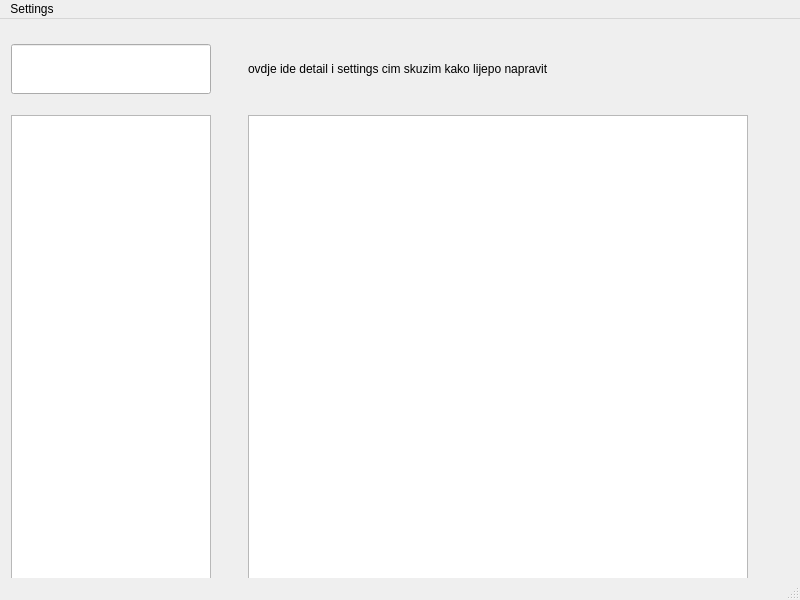
Above: UI/chatScreen.ui from zemo0/ChatApp-Python-DesktopApp before the change. Below: the same form after it.
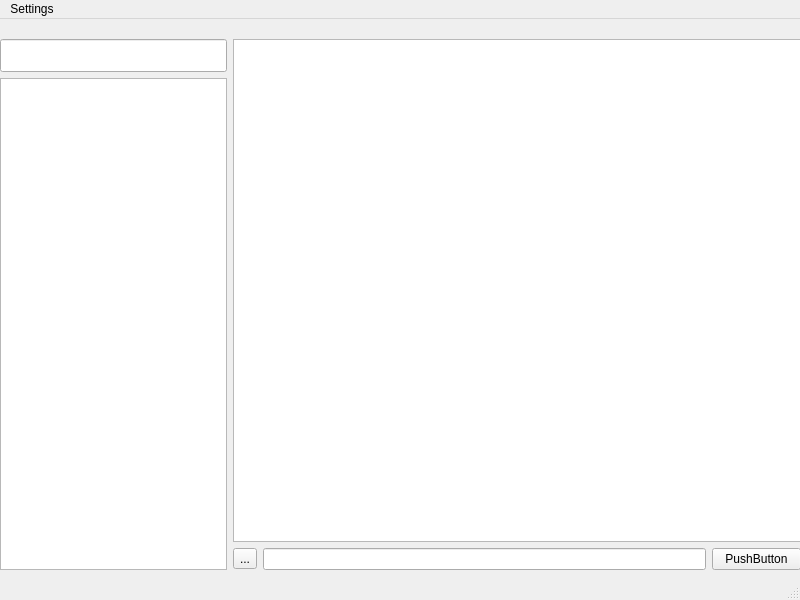
That is the form after the change.

```diff
--- a/UI/chatScreen.ui
+++ b/UI/chatScreen.ui
@@ -17,55 +17,86 @@
    <widget class="QWidget" name="horizontalLayoutWidget">
     <property name="geometry">
      <rect>
-      <x>-20</x>
-      <y>10</y>
+      <x>0</x>
+      <y>0</y>
       <width>801</width>
-      <height>601</height>
+      <height>551</height>
      </rect>
     </property>
-    <layout class="QGridLayout" name="gridLayout">
-     <property name="sizeConstraint">
-      <enum>QLayout::SizeConstraint::SetMinimumSize</enum>
-     </property>
-     <item row="1" column="3">
-      <widget class="QListView" name="ChatListView">
-       <property name="maximumSize">
+    <layout class="QHBoxLayout" name="horizontalLayout_2" stretch="4,10">
+     <item>
+      <layout class="QVBoxLayout" name="leftLayout" stretch="0,1,15">
+       <item>
+        <spacer name="verticalSpacer">
+         <property name="orientation">
+          <enum>Qt::Orientation::Vertical</enum>
+         </property>
+         <property name="sizeHint" stdset="0">
         <size>
-         <width>500</width>
-         <height>500</height>
-        </size>
-       </property>
-      </widget>
-     </item>
-     <item row="1" column="0">
-      <widget class="QListView" name="ContactListView">
-       <property name="maximumSize">
-        <size>
-         <width>200</width>
-         <height>500</height>
-        </size>
-       </property>
-       <property name="movement">
-        <enum>QListView::Movement::Free</enum>
-       </property>
-      </widget>
-     </item>
-     <item row="0" column="0">
+           <width>20</width>
+           <height>20</height>
+          </size>
+         </property>
+        </spacer>
+       </item>
+       <item>
       <widget class="QLineEdit" name="lineEdit">
-       <property name="maximumSize">
+         <property name="sizePolicy">
+          <sizepolicy hsizetype="Expanding" vsizetype="Expanding">
+           <horstretch>0</horstretch>
+           <verstretch>0</verstretch>
+          </sizepolicy>
+         </property>
+        </widget>
+       </item>
+       <item>
+        <widget class="QListView" name="listView"/>
+       </item>
+      </layout>
+     </item>
+     <item>
+      <layout class="QVBoxLayout" name="rightLayout" stretch="0,5,1">
+       <item>
+        <spacer name="verticalSpacer_2">
+         <property name="orientation">
+          <enum>Qt::Orientation::Vertical</enum>
+         </property>
+         <property name="sizeHint" stdset="0">
         <size>
-         <width>200</width>
-         <height>50</height>
-        </size>
-       </property>
-      </widget>
-     </item>
-     <item row="0" column="3">
-      <widget class="QLabel" name="label">
+           <width>20</width>
+           <height>20</height>
+          </size>
+         </property>
+        </spacer>
+       </item>
+       <item>
+        <widget class="QListView" name="chatView"/>
+       </item>
+       <item>
+        <layout class="QHBoxLayout" name="horizontalLayout_4" stretch="1,5,1">
+         <property name="sizeConstraint">
+          <enum>QLayout::SizeConstraint::SetMaximumSize</enum>
+         </property>
+         <item>
+          <widget class="QToolButton" name="toolButton">
+           <property name="text">
+            <string>...</string>
+           </property>
+          </widget>
+         </item>
+         <item>
+          <widget class="QLineEdit" name="lineEdit_2"/>
+         </item>
+         <item>
+          <widget class="QPushButton" name="pushButton">
        <property name="text">
-        <string>ovdje ide detail i settings cim skuzim kako lijepo napravit</string>
-       </property>
-      </widget>
+            <string>PushButton</string>
+           </property>
+          </widget>
+         </item>
+        </layout>
+       </item>
+      </layout>
      </item>
     </layout>
    </widget>
```
Lines whose indentation alone changed are shown as unchanged.
